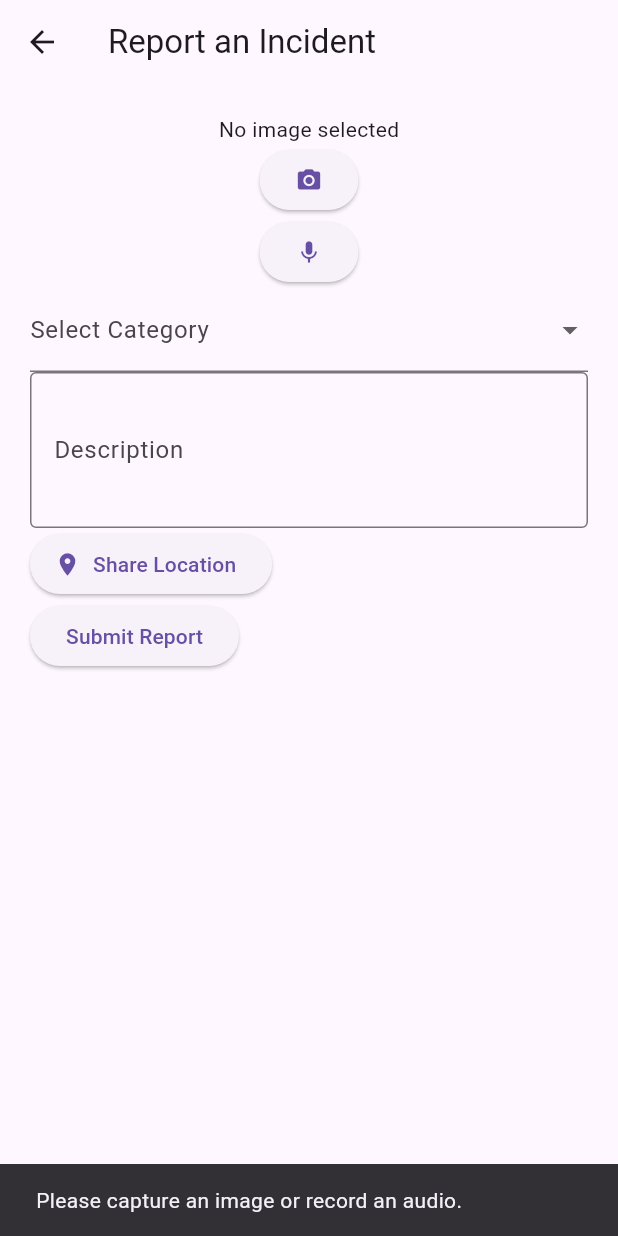
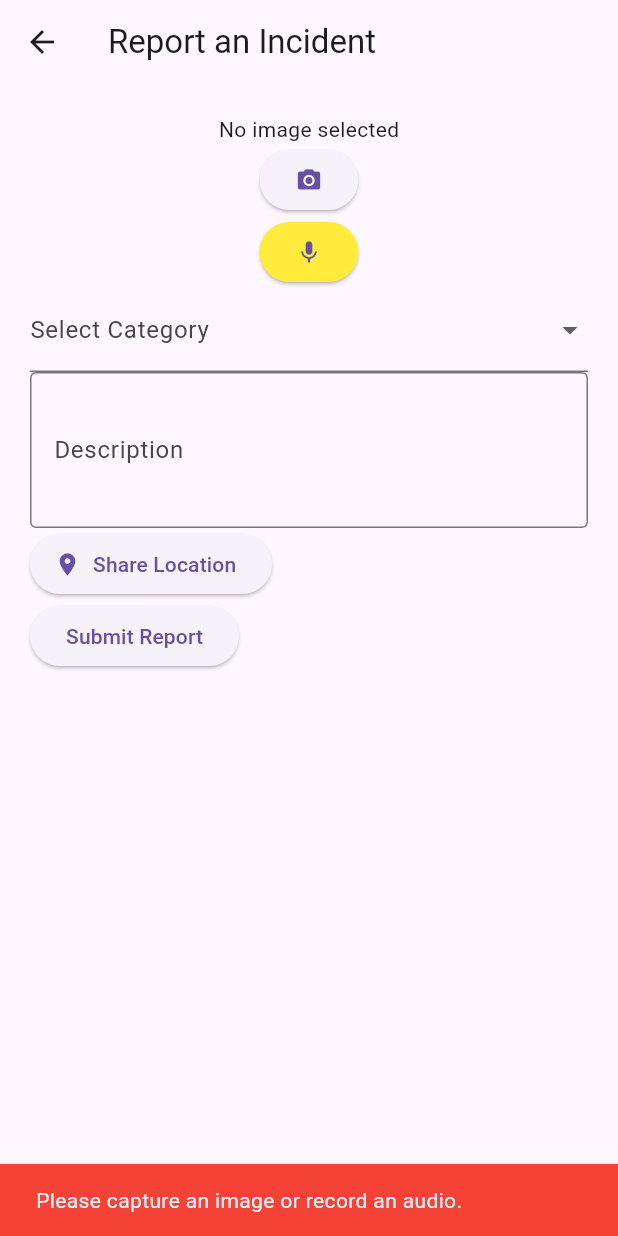
Before and after one commit to param-dholakia/Animal_Rescue_app, a Flutter app: the ReportPageWidget screen opened directly, after a tap on "Submit Report", on a phone screen of 412 x 824 dp. Run offline on Flutter 3.47's test engine with Material 3 defaults, Android fonts, the phone set to English and light mode, and no system bars; our stand-ins replace cloud_firestore, firebase_core, font_awesome_flutter, geolocator, google_fonts, googleapis_auth and 2 more; missing offline and left inert: flutter_sound, googleapis; accounts and stored records are empty; project files that could hold a hidden picture were left out.

Commit message:
On submitting Report...page gets refreshed

```diff
--- a/lib/google_drive_service.dart
+++ b/lib/google_drive_service.dart
@@ -41,7 +41,7 @@ class GoogleDriveService {
 
   Future<void> authenticateWithGoogleDrive() async {
     final credentials =
-        await rootBundle.loadString('assets/pawsaviour1-736680debc9a.json');
+        await rootBundle.loadString('assets/pawsaviour1-3d9dc18813a5.json');
     final serviceAccount =
         auth.ServiceAccountCredentials.fromJson(jsonDecode(credentials));
 
--- a/lib/report.dart
+++ b/lib/report.dart
@@ -6,6 +6,9 @@ import 'package:flutter_sound/flutter_sound.dart';
 import 'package:geolocator/geolocator.dart';
 import 'package:cloud_firestore/cloud_firestore.dart';
 import 'google_drive_service.dart';
+
+final GlobalKey<ScaffoldMessengerState> _scaffoldMessengerKey =
+    GlobalKey<ScaffoldMessengerState>();
 
 class ReportPageWidget extends StatefulWidget {
   const ReportPageWidget({super.key});
@@ -58,7 +61,7 @@ class _ReportPageWidgetState extends State<ReportPageWidget> {
         });
       }
     } else {
-      _showSnackBar('Microphone permission required');
+      _showSnackBar('Microphone permission required', Colors.red);
     }
   }
 
@@ -75,7 +78,7 @@ class _ReportPageWidgetState extends State<ReportPageWidget> {
   Future<void> _getLocation() async {
     var status = await Permission.location.request();
     if (!status.isGranted) {
-      _showSnackBar('Location permission required');
+      _showSnackBar('Location permission required', Colors.red);
       return;
     }
     Position position = await Geolocator.getCurrentPosition(
@@ -88,26 +91,31 @@ class _ReportPageWidgetState extends State<ReportPageWidget> {
   Future<void> _submitReport() async {
     try {
       if (_image == null && _audioPath == null) {
-        _showSnackBar('Please capture an image or record an audio.');
+        _showSnackBar(
+            'Please capture an image or record an audio.', Colors.red);
         return;
       }
 
       String caseId = DateTime.now().millisecondsSinceEpoch.toString();
       String caseFolderName = 'case-$caseId';
       GoogleDriveService googleDriveService = GoogleDriveService();
-      String? folderId = await googleDriveService.createCaseFolder(caseFolderName);
+      String? folderId =
+          await googleDriveService.createCaseFolder(caseFolderName);
+
       if (folderId == null) {
-        _showSnackBar('Failed to create folder on Google Drive.');
+        _showSnackBar('Failed to create folder on Google Drive.', Colors.red);
         return;
       }
 
       String? imageUrl;
       String? audioUrl;
       if (_image != null) {
-        imageUrl = await googleDriveService.uploadFileToCaseFolder(_image!, folderId);
+        imageUrl =
+            await googleDriveService.uploadFileToCaseFolder(_image!, folderId);
       }
       if (_audioPath != null) {
-        audioUrl = await googleDriveService.uploadFileToCaseFolder(File(_audioPath!), folderId);
+        audioUrl = await googleDriveService.uploadFileToCaseFolder(
+            File(_audioPath!), folderId);
       }
 
       await FirebaseFirestore.instance.collection('reports').add({
@@ -118,24 +126,48 @@ class _ReportPageWidgetState extends State<ReportPageWidget> {
         'category': _selectedCategory,
         'description': _descriptionController.text,
         'location': _currentPosition != null
-            ? {'latitude': _currentPosition!.latitude, 'longitude': _currentPosition!.longitude}
+            ? {
+                'latitude': _currentPosition!.latitude,
+                'longitude': _currentPosition!.longitude
+              }
             : null,
         'timestamp': FieldValue.serverTimestamp(),
       });
 
-      _showSnackBar('Report submitted successfully!');
+      // Refresh the page after successful submission
+      _scaffoldMessengerKey.currentState?.showSnackBar(
+        const SnackBar(
+          content: Text('Report Submitted successfully!'),
+          backgroundColor: Colors.green,
+          duration: Duration(seconds: 2),
+        ),
+      );
+
+      // Reset the form and refresh the page
+      Navigator.pushReplacement(
+        context,
+        MaterialPageRoute(builder: (context) => const ReportPageWidget()),
+      );
     } catch (e) {
-      _showSnackBar('Error submitting report: $e');
+      _showSnackBar('Error submitting report: $e', Colors.red);
     }
   }
 
-  void _showSnackBar(String message) {
-    ScaffoldMessenger.of(context).showSnackBar(SnackBar(content: Text(message)));
+  void _showSnackBar(String message, Color color) {
+    _scaffoldMessengerKey.currentState?.showSnackBar(
+      SnackBar(
+        content: Text(message),
+        backgroundColor: color,
+        duration: const Duration(seconds: 2),
+      ),
+    );
   }
 
   @override
   Widget build(BuildContext context) {
-    return Scaffold(
+    return ScaffoldMessenger(
+      key: _scaffoldMessengerKey,
+      child: Scaffold(
         appBar: AppBar(title: const Text('Report an Incident')),
         body: Padding(
           padding: const EdgeInsets.all(20.0),
@@ -146,14 +178,21 @@ class _ReportPageWidgetState extends State<ReportPageWidget> {
                 child: Column(
                   children: [
                     _image != null
-                      ? Image.file(_image!, height: 150, width: 150, fit: BoxFit.cover)
+                        ? Image.file(_image!,
+                            height: 150, width: 150, fit: BoxFit.cover)
                         : const Text('No image selected'),
-                  ElevatedButton(onPressed: _pickImage, child: const Icon(Icons.camera_alt)),
+                    ElevatedButton(
+                        onPressed: _pickImage,
+                        child: const Icon(Icons.camera_alt)),
                     Row(
                       mainAxisAlignment: MainAxisAlignment.center,
                       children: [
                         ElevatedButton(
                           onPressed: _recordAudio,
+                          style: ElevatedButton.styleFrom(
+                            backgroundColor:
+                                _isRecording ? Colors.red : Colors.yellow,
+                          ),
                           child: const Icon(Icons.mic),
                         ),
                         if (_audioPath != null)
@@ -170,8 +209,14 @@ class _ReportPageWidgetState extends State<ReportPageWidget> {
               ),
               DropdownButtonFormField<String>(
                 value: _selectedCategory,
-              items: ['Animal Abuse', 'Animal Accident', 'Animal Health Issue', 'Wild Animal']
-                  .map((category) => DropdownMenuItem(value: category, child: Text(category)))
+                items: [
+                  'Animal Abuse',
+                  'Animal Accident',
+                  'Animal Health Issue',
+                  'Wild Animal'
+                ]
+                    .map((category) => DropdownMenuItem(
+                        value: category, child: Text(category)))
                     .toList(),
                 onChanged: (value) {
                   setState(() {
@@ -183,7 +228,8 @@ class _ReportPageWidgetState extends State<ReportPageWidget> {
               TextField(
                 controller: _descriptionController,
                 maxLines: 3,
-              decoration: const InputDecoration(labelText: 'Description', border: OutlineInputBorder()),
+                decoration: const InputDecoration(
+                    labelText: 'Description', border: OutlineInputBorder()),
               ),
               ElevatedButton.icon(
                 onPressed: _getLocation,
@@ -192,8 +238,10 @@ class _ReportPageWidgetState extends State<ReportPageWidget> {
                     ? 'Location: (${_currentPosition!.latitude}, ${_currentPosition!.longitude})'
                     : 'Share Location'),
               ),
-            ElevatedButton(onPressed: _submitReport, child: const Text('Submit Report')),
+              ElevatedButton(
+                  onPressed: _submitReport, child: const Text('Submit Report')),
             ],
+          ),
         ),
       ),
     );
```
Also changed, not shown: lib/admin_login.dart (+0 -8 lines), lib/admin_register.dart (deleted, +0 -95 lines). Lines whose indentation alone changed are shown as unchanged.
